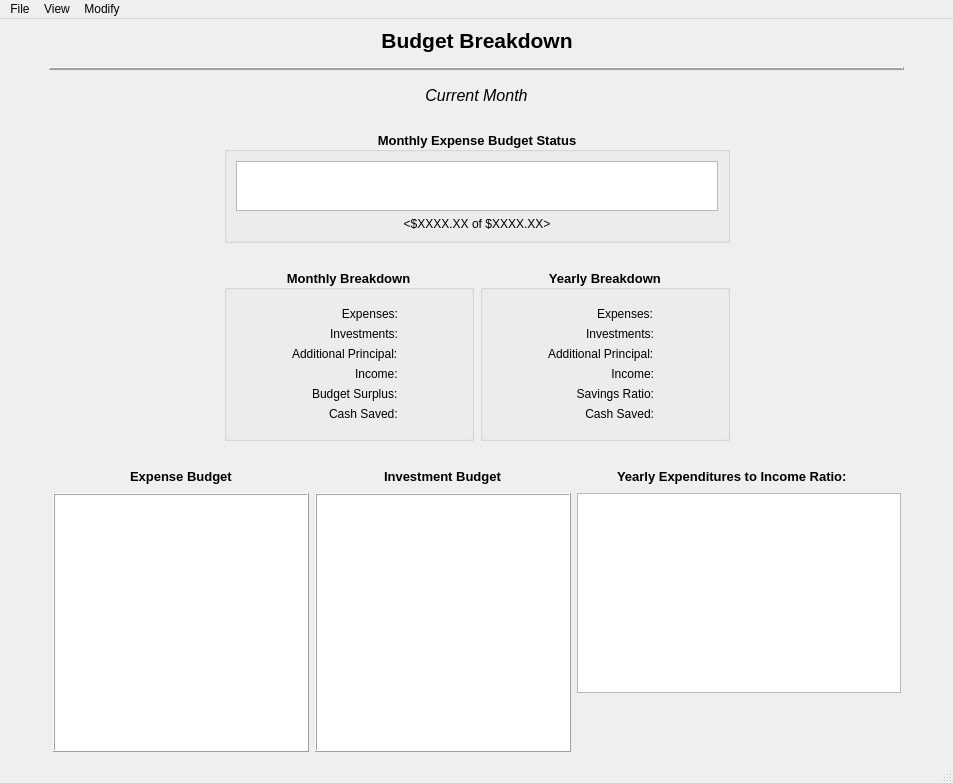
Above: CashFlowManager/mainwindow.ui from epw7856/CashFlowManager before the change. Below: the same form after it.
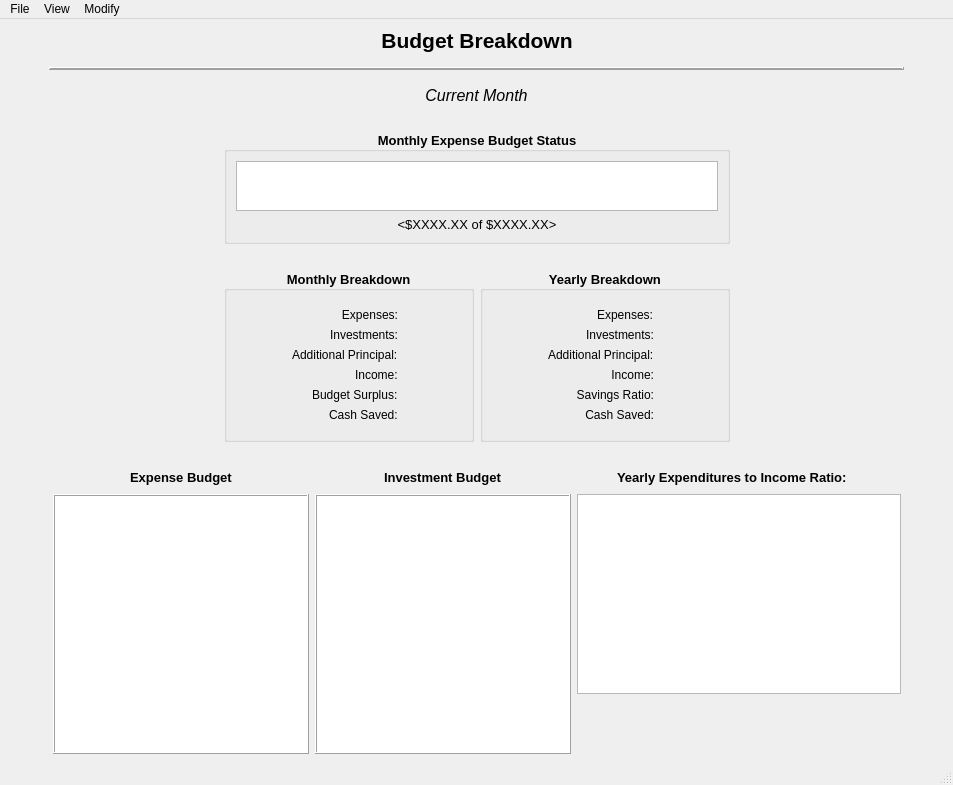
That is the form after the change. Custom widgets are drawn as their Qt base class.

```diff
--- a/CashFlowManager/mainwindow.ui
+++ b/CashFlowManager/mainwindow.ui
@@ -7,7 +7,7 @@
     <x>0</x>
     <y>0</y>
     <width>953</width>
-    <height>783</height>
+    <height>785</height>
    </rect>
   </property>
   <property name="windowTitle">
@@ -241,7 +241,7 @@
              <property name="font">
               <font>
                <family>Segoe UI</family>
-               <pointsize>9</pointsize>
+               <pointsize>10</pointsize>
                <weight>50</weight>
                <bold>false</bold>
               </font>
```
